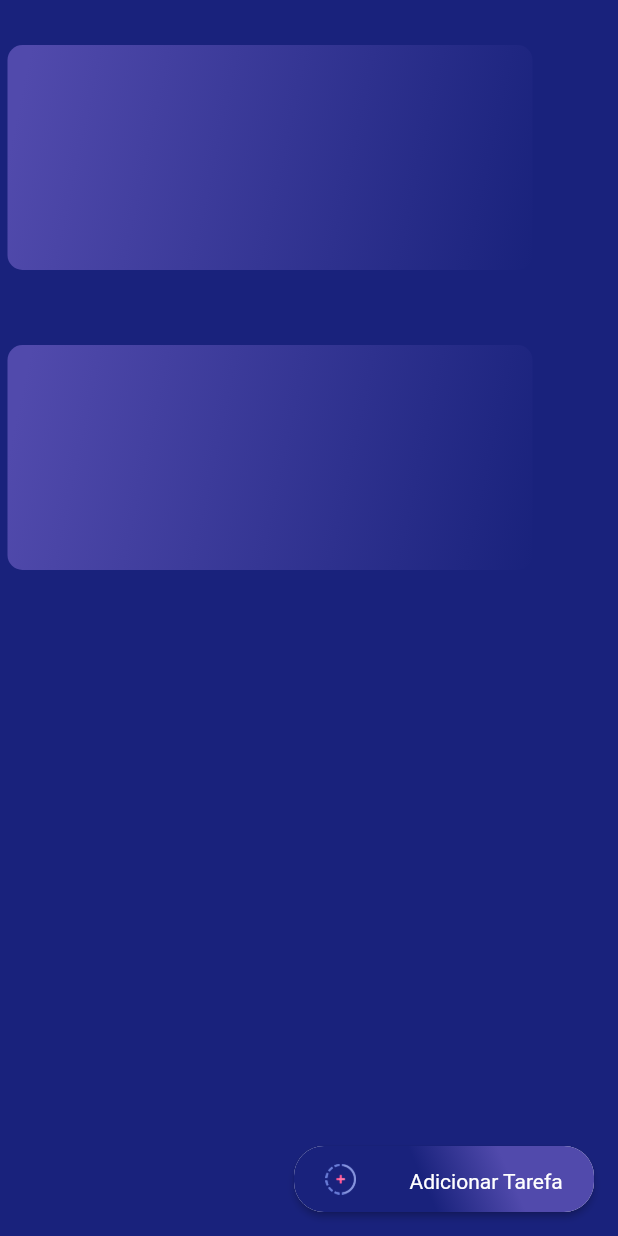
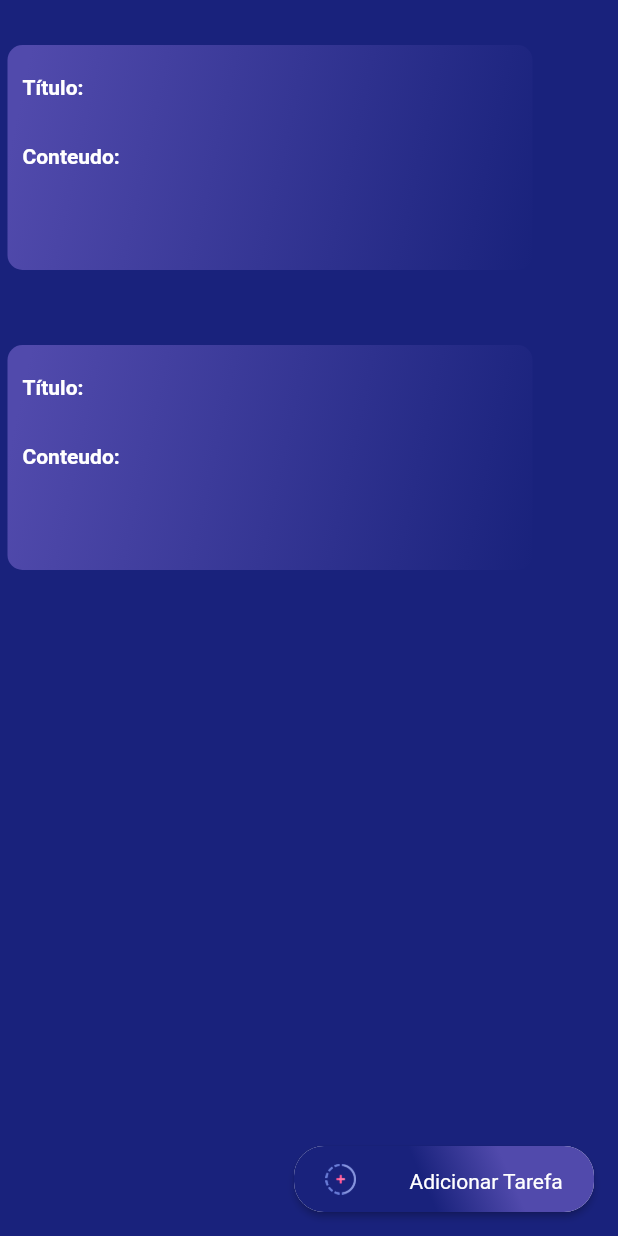
Before and after one commit to jucesargois/Flutter--App-to-do-list, a Flutter app: the screen it shows after launch, on a phone screen of 412 x 824 dp. Run offline on Flutter 3.47's test engine with Material 2 defaults, Android fonts, the light colour scheme and no system bars; missing offline and left inert: popup_card.

Commit message:
Inserted body the card

```diff
--- a/lib/screens/home/widgets/card.dart
+++ b/lib/screens/home/widgets/card.dart
@@ -15,7 +15,9 @@ class _CardWidgetState extends State<CardWidget> {
       width: 350,
       height: 150,
       decoration: BoxDecoration(
-        borderRadius: BorderRadius.all(Radius.circular(10)),
+        borderRadius: BorderRadius.all(
+          Radius.circular(10),
+        ),
         gradient: LinearGradient(
           //begin: Alignment(0.01385041512548923, 0),
           end: Alignment(1, 1),
@@ -25,8 +27,33 @@ class _CardWidgetState extends State<CardWidget> {
           ],
         ),
       ),
-      child: Row(
-        children: [],
+      child: Padding(
+        padding: const EdgeInsets.all(10.0),
+        child: Column(
+          children: [
+            SizedBox(
+              height: 10,
+            ),
+            Align(
+                alignment: Alignment.centerLeft,
+                child: Text(
+                  'Título: ',
+                  style: TextStyle(
+                      color: Colors.white, fontWeight: FontWeight.w600),
+                )),
+            SizedBox(
+              height: 30,
+            ),
+            Align(
+              alignment: Alignment.centerLeft,
+              child: Text(
+                'Conteudo: ',
+                style:
+                    TextStyle(color: Colors.white, fontWeight: FontWeight.w600),
+              ),
+            ),
+          ],
+        ),
       ),
     );
   }
```
